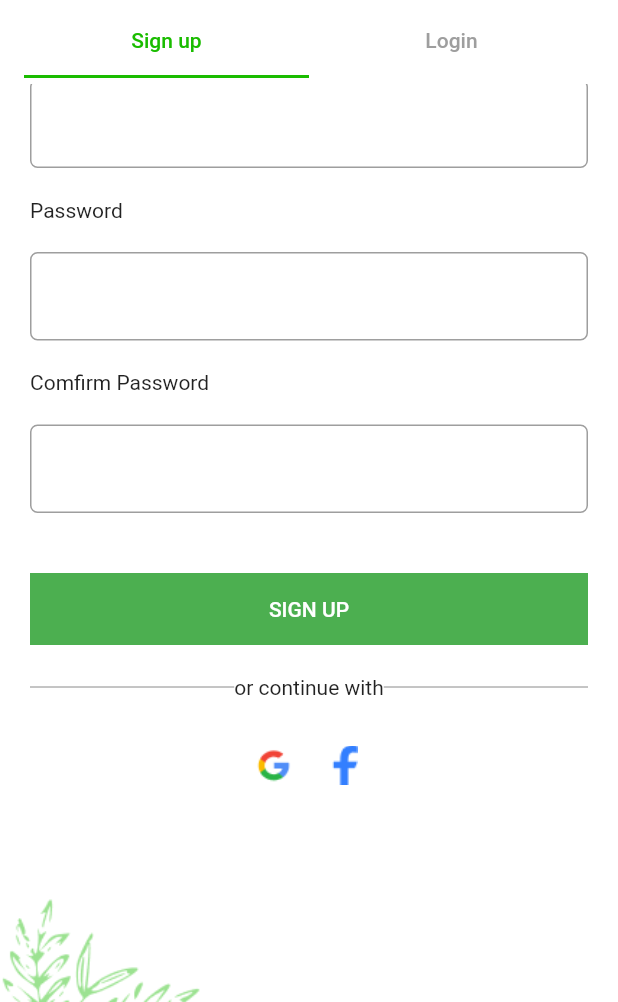
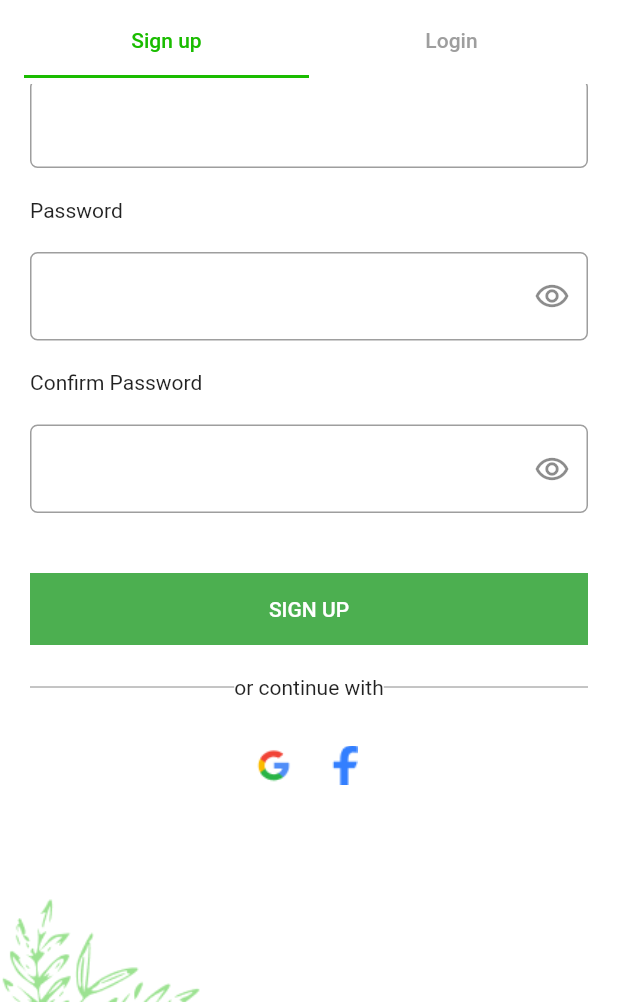
Before and after one commit to asirabdelhady/la_vie, a Flutter app: the screen it shows after launch, scrolled down 269 dp, on a phone screen of 412 x 824 dp, the part 234-1236 px from its top. Run offline on Flutter 3.47's test engine with Material 2 defaults, Android fonts, the phone set to English and light mode, and no system bars; our stand-ins replace bloc, conditional_builder_null_safety, dio, flutter_bloc.

Commit message:
Password Obsecure text

```diff
--- a/lib/presentation/screens/login_screen.dart
+++ b/lib/presentation/screens/login_screen.dart
@@ -18,6 +18,7 @@ class LoginScreen extends StatefulWidget {
 class _LoginScreenState extends State<LoginScreen> {
   TextEditingController emailController = TextEditingController();
   TextEditingController passwordController = TextEditingController();
+  bool isPassword = true;
 
   final _formKey = GlobalKey<FormState>();
 
@@ -92,10 +93,12 @@ class _LoginScreenState extends State<LoginScreen> {
                                               label: 'Email'
                                           ),
                                           defaultFormField(
+                                            suffix: Icons.remove_red_eye_outlined,
                                               label: 'Password'
                                           ),
                                           defaultFormField(
-                                              label: 'Comfirm Password'
+                                            suffix: Icons.remove_red_eye_outlined,
+                                              label: 'Confirm Password'
                                           ),
                                           defaultButton(
                                             text: 'Sign Up',
@@ -112,9 +115,16 @@ class _LoginScreenState extends State<LoginScreen> {
                                         children: [
                                           defaultFormField(
                                             controller: emailController,
-                                              label: 'Email'
+                                              label: 'Email',
                                           ),
                                           defaultFormField(
+                                            suffixPressed: (){
+                                              setState(() {
+                                                isPassword = !isPassword;
+                                              });
+                                            },
+                                            suffix: isPassword ? Icons.visibility : Icons.visibility_off  ,
+                                            isPassword: isPassword,
                                             controller: passwordController,
                                               label: 'Password',
                                           ),
--- a/lib/presentation/widgets/widgets.dart
+++ b/lib/presentation/widgets/widgets.dart
@@ -3,6 +3,9 @@ import 'package:flutter/material.dart';
 Widget defaultFormField({
   TextEditingController? controller,
   String? label,
+  bool? isPassword = false,
+  IconData? suffix,
+  Function? suffixPressed
 }) => Column(
   crossAxisAlignment: CrossAxisAlignment.start,
       children: [
@@ -13,6 +16,8 @@ Widget defaultFormField({
         Padding(
           padding: const EdgeInsets.all(20.0),
           child: TextFormField(
+
+            obscureText: isPassword!,
             controller: controller,
             validator: (value) {
               if(value!.isEmpty){
@@ -20,6 +25,9 @@ Widget defaultFormField({
               }
             },
             decoration: InputDecoration(
+              suffixIcon: suffix != null ? IconButton(
+                onPressed: () => suffixPressed!(),
+                  icon: Icon(suffix)) : null ,
               border: OutlineInputBorder(
                 borderRadius: BorderRadius.circular(5),
               ),
```
